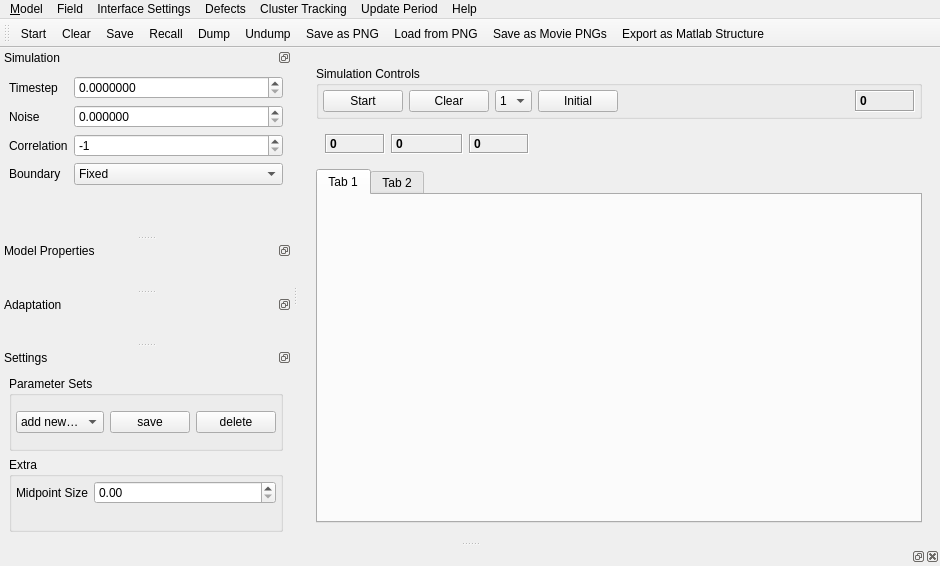
This is ui/plotwindow_2d.ui in Debilski/Wellenprogramm as Qt 5 draws it before an edit. The edited form follows.
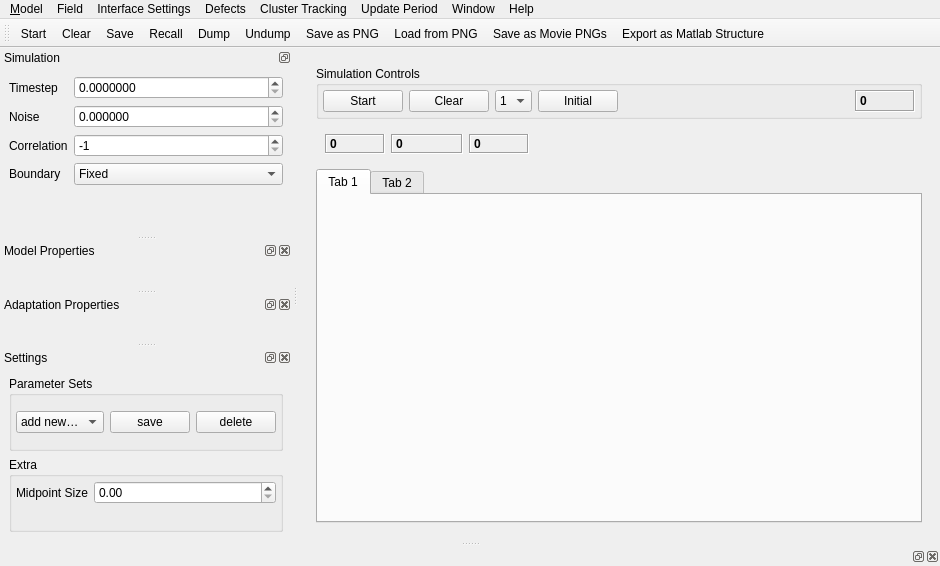
This is the edited form. Custom widgets are drawn as their Qt base class.

Commit message: Docks im Menu

Patch:
```diff
--- a/ui/plotwindow_2d.ui
+++ b/ui/plotwindow_2d.ui
@@ -371,12 +371,24 @@
     <addaction name="actionSave_as_Png"/>
     <addaction name="actionLoad_from_Png"/>
    </widget>
+   <widget class="QMenu" name="menuWindow">
+    <property name="title">
+     <string>Window</string>
+    </property>
+    <widget class="QMenu" name="menuDock_Windows">
+     <property name="title">
+      <string>Dock Windows</string>
+     </property>
+    </widget>
+    <addaction name="menuDock_Windows"/>
+   </widget>
    <addaction name="menuMode"/>
    <addaction name="menuField"/>
    <addaction name="menuProgram_Settings"/>
    <addaction name="menuDefects"/>
    <addaction name="menuCluster_Tracking"/>
    <addaction name="menuUpdate_Period"/>
+   <addaction name="menuWindow"/>
    <addaction name="menuAbout"/>
   </widget>
   <widget class="QDockWidget" name="simulationWidget">
@@ -498,7 +510,7 @@
     <bool>true</bool>
    </property>
    <property name="features">
-    <set>QDockWidget::DockWidgetFloatable|QDockWidget::DockWidgetMovable</set>
+    <set>QDockWidget::AllDockWidgetFeatures</set>
    </property>
    <property name="windowTitle">
     <string>Model Properties</string>
@@ -539,10 +551,10 @@
   </widget>
   <widget class="QDockWidget" name="adaptationParameterWidget">
    <property name="features">
-    <set>QDockWidget::DockWidgetFloatable|QDockWidget::DockWidgetMovable</set>
+    <set>QDockWidget::AllDockWidgetFeatures</set>
    </property>
    <property name="windowTitle">
-    <string>Adaptation</string>
+    <string>Adaptation Properties</string>
    </property>
    <attribute name="dockWidgetArea">
     <number>1</number>
@@ -562,7 +574,7 @@
   </widget>
   <widget class="QDockWidget" name="extrasWidget">
    <property name="features">
-    <set>QDockWidget::DockWidgetFloatable|QDockWidget::DockWidgetMovable</set>
+    <set>QDockWidget::AllDockWidgetFeatures</set>
    </property>
    <property name="windowTitle">
     <string>Settings</string>
```
Left out of the diff: 5 changed lines with no effect on the pictures. The commit also changes 1 other file.
